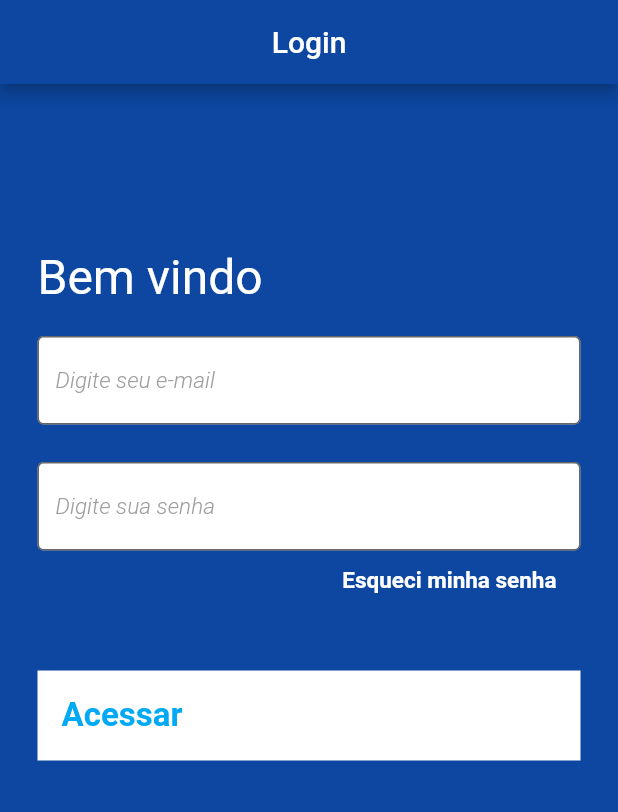
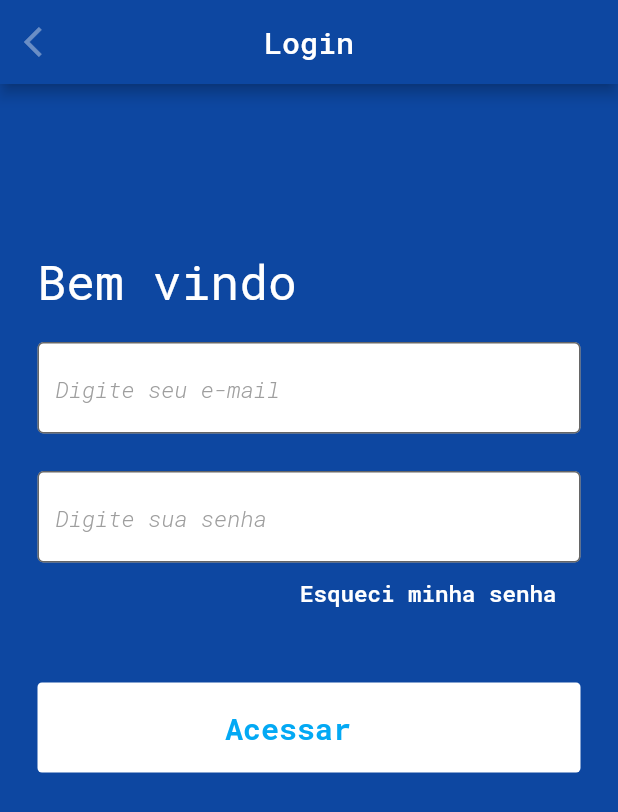
Before and after one commit to lourencofelipe/ds-mobile, a Flutter app: the screen it shows after launch, on a phone screen of 412 x 824 dp. Shown: the top 812 px of the screen. Run offline on Flutter 3.47's test engine with Material 2 defaults, Android fonts, the phone set to English and light mode, and no system bars.

Commit message:
Adding fonts and login screen

```diff
--- a/lib/main.dart
+++ b/lib/main.dart
@@ -9,9 +9,7 @@ class MyApp extends StatelessWidget {
     return MaterialApp(
       title: 'Login',
       debugShowCheckedModeBanner: false,
-      theme: ThemeData(
-        primarySwatch: Colors.blue,
-      ),
+      theme: ThemeData(fontFamily: 'RobotoMono'),
       home: LoginPage(),
     );
   }
--- a/lib/pages/login.page.dart
+++ b/lib/pages/login.page.dart
@@ -9,6 +9,10 @@ class LoginPage extends StatelessWidget {
         title: Text('Login'),
         centerTitle: true,
         backgroundColor: Colors.blue[900],
+        leading: Icon(
+          Icons.arrow_back_ios,
+          color: Colors.white38,
+        ),
       ),
       body: Container(
         padding: EdgeInsets.only(
@@ -27,6 +31,7 @@ class LoginPage extends StatelessWidget {
               textAlign: TextAlign.left,
               overflow: TextOverflow.ellipsis,
               style: TextStyle(
+                fontFamily: 'RobotoMono',
                 fontWeight: FontWeight.normal,
                 fontSize: 32,
                 color: Colors.white,
@@ -87,14 +92,17 @@ class LoginPage extends StatelessWidget {
             ),
             Container(
               height: 60,
-              alignment: Alignment.centerLeft,
+              alignment: Alignment.center,
               decoration: BoxDecoration(
+                borderRadius: BorderRadius.all(Radius.circular(3.0)),
                 color: Colors.white,
               ),
               child: SizedBox.expand(
                 child: FlatButton(
+                    shape: new RoundedRectangleBorder(
+                        borderRadius: new BorderRadius.circular(18.0)),
                     child: Row(
-                      mainAxisAlignment: MainAxisAlignment.spaceBetween,
+                      mainAxisAlignment: MainAxisAlignment.center,
                       children: <Widget>[
                         Text(
                           "Acessar",
@@ -102,7 +110,7 @@ class LoginPage extends StatelessWidget {
                           style: TextStyle(
                             fontWeight: FontWeight.bold,
                             color: Colors.lightBlue,
-                            fontSize: 22,
+                            fontSize: 20,
                           ),
                         ),
                         Container(
@@ -110,7 +118,7 @@ class LoginPage extends StatelessWidget {
                             height: 28,
                             width: 28,
                           ),
-                        )
+                        ),
                       ],
                     ),
                     onPressed: () => {}),
```
Also changed, not shown: pubspec.yaml (+51 -45 lines), lib/fonts/Raleway-Italic.ttf (added), lib/fonts/Raleway-Regular.ttf (added), lib/fonts/RobotoMono-Bold.ttf (added), lib/fonts/RobotoMono-Regular.ttf (added).
